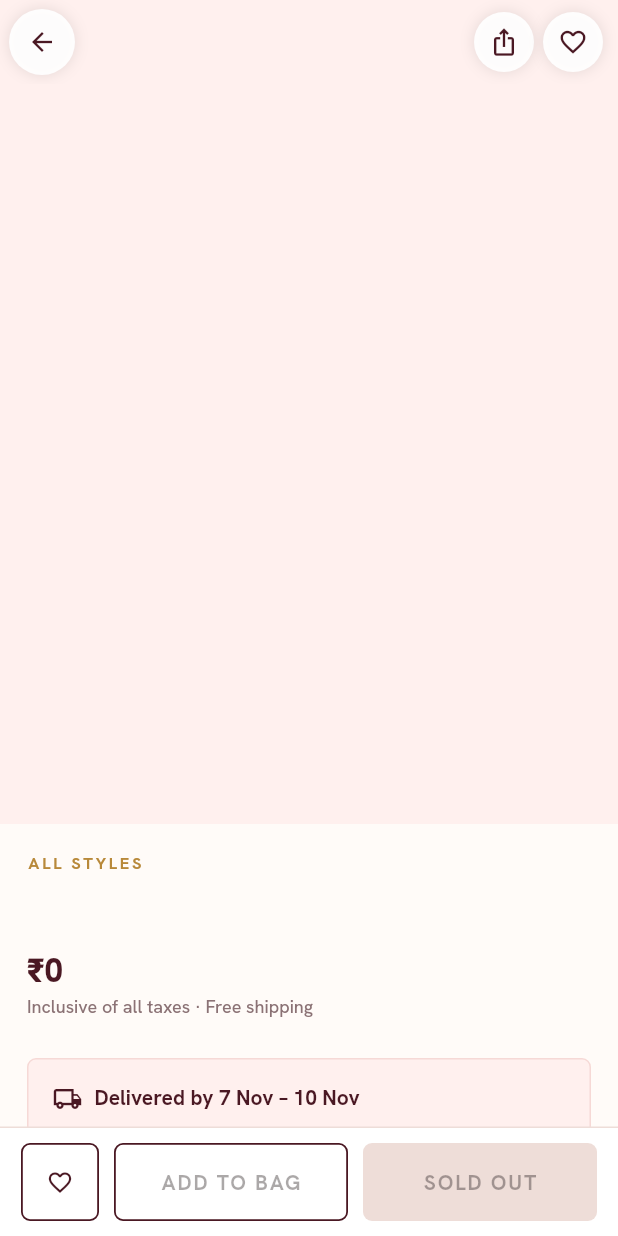
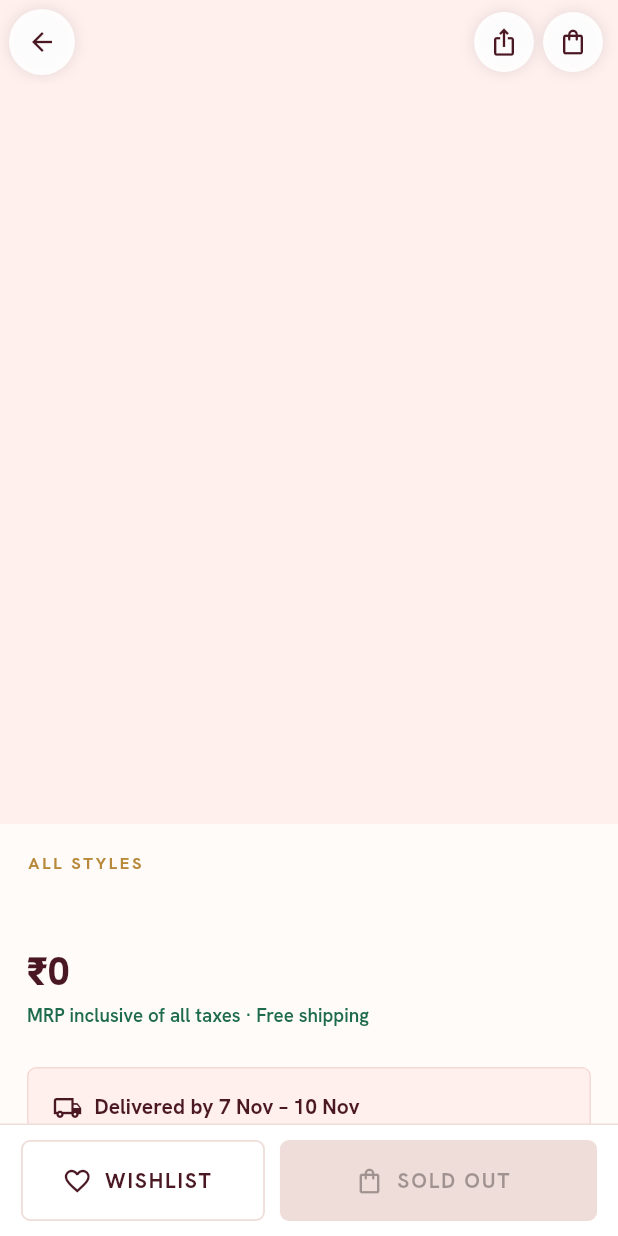
Before and after one commit to peachpiper-svg/peachpiper-apps, a Flutter app: the ProductScreen screen opened directly with empty values, on a phone screen of 412 x 824 dp. Run offline on Flutter 3.47's test engine with Material 3 defaults, Android fonts, the phone set to English and light mode, and no system bars; our stand-ins replace cached_network_image, shared_preferences; missing offline and left inert: razorpay_flutter; accounts and stored records are empty; network calls fail.

Commit message:
Shop app: Libas-style layout – top bar with search/wishlist/bag, stories row, New In tab, bigger product page and sizes
Co-Authored-By: Claude Opus 5.5 <noreply@anthropic.com>
Claude-Session: https://claude.ai/code/session_01U9kZjp9QKc3PufmyRDcg8s

```diff
--- a/peachpiper_shop/lib/screens/product.dart
+++ b/peachpiper_shop/lib/screens/product.dart
@@ -24,7 +24,7 @@ class _ProductScreenState extends State<ProductScreen> {
   Map<String, dynamic>? reviews;
   final pin = TextEditingController();
   String? pinMsg;
-  bool pinOk = true, pinBusy = false;
+  bool pinOk = true, pinBusy = false, added = false;
 
   @override
   void initState() {
@@ -106,7 +106,7 @@ class _ProductScreenState extends State<ProductScreen> {
             ]),
             const SizedBox(height: 10),
             Wrap(spacing: 10, runSpacing: 10, children: [
-              for (final v in widget.p.variants) _sizeBox(v, false, v.available ? () => Navigator.pop(ctx, v) : null),
+              for (final v in _sizes) _sizeBox(v, false, v.available ? () => Navigator.pop(ctx, v) : null),
             ]),
           ]),
         ),
@@ -121,12 +121,13 @@ class _ProductScreenState extends State<ProductScreen> {
     if (await _needSize()) return;
     if (!mounted) return;
     context.read<BagState>().add(widget.p, picked!);
+    setState(() => added = true);
     if (go) {
-      goTab(context, 3);
+      openBag(context);
     } else {
       ScaffoldMessenger.of(context).showSnackBar(SnackBar(
         content: Text('Added to bag${widget.p.hasSizes ? ' – size ${picked!.size}' : ''}'),
-        action: SnackBarAction(label: 'VIEW BAG', onPressed: () => goTab(context, 3)),
+        action: SnackBarAction(label: 'VIEW BAG', onPressed: () => openBag(context)),
       ));
     }
   }
@@ -185,21 +186,39 @@ class _ProductScreenState extends State<ProductScreen> {
     );
   }
 
+  static const _order = ['XXS', 'XS', 'S', 'M', 'L', 'XL', 'XXL', '2XL', '3XL', 'XXXL', '4XL', '5XL', '6XL', 'FREE SIZE', 'FREE'];
+  /// sizes in the usual order (S, M, L, XL …; bangles 2.2, 2.4 …)
+  List<Variant> get _sizes {
+    int rank(Variant v) {
+      final z = v.size.toUpperCase().replaceAll(RegExp(r'\s*/.*'), '').trim();
+      final i = _order.indexOf(z);
+      if (i >= 0) return i * 1000;
+      final n = double.tryParse(z.replaceAll(RegExp(r'[^0-9.]'), ''));
+      return n == null ? 99000 : 20000 + (n * 100).round();
+    }
+
+    final l = widget.p.variants.toList();
+    l.sort((a, b) => rank(a).compareTo(rank(b)));
+    return l;
+  }
+
   Widget _sizeBox(Variant v, bool on, VoidCallback? onTap) => GestureDetector(
         onTap: onTap,
         child: AnimatedContainer(
           duration: const Duration(milliseconds: 150),
-          constraints: const BoxConstraints(minWidth: 54),
-          height: 46,
-          padding: const EdgeInsets.symmetric(horizontal: 12),
+          constraints: const BoxConstraints(minWidth: 58),
+          height: 52,
+          padding: const EdgeInsets.symmetric(horizontal: 14),
           alignment: Alignment.center,
           decoration: BoxDecoration(
-            color: on ? wine : (v.available ? Colors.white : const Color(0xFFF7F2F1)),
-            border: Border.all(color: on ? wine : (v.available ? const Color(0xFFD9C6C1) : line)),
-            borderRadius: BorderRadius.circular(4),
+            color: on ? blush : (v.available ? Colors.white : const Color(0xFFF6F1F0)),
+            border: Border.all(color: on ? wine : (v.available ? const Color(0xFFCDB7B2) : line), width: on ? 2 : 1),
+            borderRadius: BorderRadius.circular(8),
           ),
-          child: Text(v.size,
-              style: sans(14, weight: FontWeight.w700, color: on ? cream : (v.available ? wine : muted)).copyWith(decoration: v.available ? null : TextDecoration.lineThrough)),
+          child: Stack(alignment: Alignment.center, children: [
+            Text(v.size, style: sans(16, weight: on ? FontWeight.w800 : FontWeight.w600, color: v.available ? wine : const Color(0xFFBBA9A6))),
+            if (!v.available) Positioned.fill(child: CustomPaint(painter: _Strike())),
+          ]),
         ),
       );
 
@@ -227,7 +246,7 @@ class _ProductScreenState extends State<ProductScreen> {
         actions: [
           _circle(Icons.ios_share, _share),
           const SizedBox(width: 6),
-          _circle(onWish ? Icons.favorite : Icons.favorite_border, () => wish.toggle(p.id), color: onWish ? coral : wine),
+          _circle(Icons.shopping_bag_outlined, () => openBag(context)),
           const SizedBox(width: 10),
         ],
       ),
@@ -244,6 +263,16 @@ class _ProductScreenState extends State<ProductScreen> {
                 child: Photo(p.images.isEmpty ? '' : p.images[i], width: 1080, alignment: const Alignment(0, -.3)),
               ),
             ),
+            if (p.images.length > 1)
+              Positioned(
+                right: 12,
+                bottom: 34,
+                child: Container(
+                  padding: const EdgeInsets.symmetric(horizontal: 9, vertical: 3),
+                  decoration: BoxDecoration(color: Colors.white.withValues(alpha: .9), borderRadius: BorderRadius.circular(20)),
+                  child: Text('${photo + 1}/${p.images.length}', style: sans(12, weight: FontWeight.w700, color: wine)),
+                ),
+              ),
             if (p.images.length > 1)
               Positioned(
                 bottom: 14,
@@ -268,7 +297,7 @@ class _ProductScreenState extends State<ProductScreen> {
           child: Column(crossAxisAlignment: CrossAxisAlignment.start, children: [
             Text(s.categoryName(p.category).toUpperCase(), style: kicker()),
             const SizedBox(height: 6),
-            Text(p.title, style: serif(28, height: 1.08)),
+            Text(p.title, style: sans(20, weight: FontWeight.w600, color: ink, height: 1.3)),
             if (p.reviews > 0)
               Padding(
                 padding: const EdgeInsets.only(top: 8),
@@ -282,10 +311,10 @@ class _ProductScreenState extends State<ProductScreen> {
                   Text('${p.reviews} review${p.reviews == 1 ? '' : 's'}', style: sans(13, color: muted)),
                 ]),
               ),
-            const SizedBox(height: 12),
-            PriceRow(now, was, size: 22),
-            const SizedBox(height: 2),
-            Text('Inclusive of all taxes · Free shipping', style: sans(12, color: muted)),
+            const SizedBox(height: 14),
+            PriceRow(now, was, size: 26),
+            const SizedBox(height: 4),
+            Text('MRP inclusive of all taxes · Free shipping', style: sans(12.5, color: emerald, weight: FontWeight.w600)),
           ]),
         ),
         _offers(s, now),
@@ -295,7 +324,7 @@ class _ProductScreenState extends State<ProductScreen> {
             padding: const EdgeInsets.fromLTRB(18, 22, 18, 0),
             child: Column(crossAxisAlignment: CrossAxisAlignment.start, children: [
               Row(children: [
-                Text('SELECT SIZE', style: kicker(color: wine)),
+                Text('Select size', style: sans(16, weight: FontWeight.w800, color: ink)),
                 if (picked != null) Text('  ·  ${picked!.size}', style: sans(12, weight: FontWeight.w700, color: coralDark)),
                 const Spacer(),
                 GestureDetector(
@@ -303,13 +332,13 @@ class _ProductScreenState extends State<ProductScreen> {
                   child: Row(children: [
                     const Icon(Icons.straighten, size: 16, color: coralDark),
                     const SizedBox(width: 4),
-                    Text('SIZE CHART', style: kicker(color: coralDark, size: 10.5)),
+                    Text('Size chart', style: sans(14, weight: FontWeight.w700, color: coralDark).copyWith(decoration: TextDecoration.underline, decorationColor: coralDark)),
                   ]),
                 ),
               ]),
-              const SizedBox(height: 12),
-              Wrap(spacing: 10, runSpacing: 10, children: [
-                for (final v in p.variants) _sizeBox(v, picked?.id == v.id, v.available ? () => setState(() => picked = v) : null),
+              const SizedBox(height: 14),
+              Wrap(spacing: 12, runSpacing: 12, children: [
+                for (final v in _sizes) _sizeBox(v, picked?.id == v.id, v.available ? () => setState(() { picked = v; added = false; }) : null),
               ]),
               if (p.variants.where((v) => v.available).length <= 2 && p.available)
                 Padding(padding: const EdgeInsets.only(top: 10), child: Text('Only a few sizes left', style: sans(12.5, weight: FontWeight.w700, color: coralDark))),
@@ -434,23 +463,23 @@ class _ProductScreenState extends State<ProductScreen> {
           child: Padding(
             padding: const EdgeInsets.fromLTRB(14, 10, 14, 10),
             child: Row(children: [
-              SizedBox(
-                width: 52,
-                height: 52,
-                child: OutlinedButton(
-                  style: OutlinedButton.styleFrom(padding: EdgeInsets.zero, minimumSize: const Size(52, 52)),
+              Expanded(
+                flex: 10,
+                child: OutlinedButton.icon(
+                  style: OutlinedButton.styleFrom(minimumSize: const Size(0, 54), side: const BorderSide(color: line, width: 1.2)),
                   onPressed: () => wish.toggle(p.id),
-                  child: Icon(onWish ? Icons.favorite : Icons.favorite_border, color: onWish ? coral : wine),
+                  icon: Icon(onWish ? Icons.favorite : Icons.favorite_border, color: onWish ? coral : wine, size: 20),
+                  label: Text(onWish ? 'WISHLISTED' : 'WISHLIST'),
                 ),
               ),
               const SizedBox(width: 10),
-              Expanded(child: OutlinedButton(onPressed: p.available ? () => _add() : null, child: const Text('ADD TO BAG'))),
-              const SizedBox(width: 10),
               Expanded(
-                child: FilledButton(
-                  style: FilledButton.styleFrom(backgroundColor: coral, foregroundColor: Colors.white),
-                  onPressed: p.available ? () => _add(go: true) : null,
-                  child: Text(p.available ? 'BUY NOW' : 'SOLD OUT'),
+                flex: 13,
+                child: FilledButton.icon(
+                  style: FilledButton.styleFrom(minimumSize: const Size(0, 54), backgroundColor: added ? coral : wine, foregroundColor: Colors.white),
+                  onPressed: !p.available ? null : (added ? () => openBag(context) : () => _add()),
+                  icon: Icon(added ? Icons.arrow_forward : Icons.shopping_bag_outlined, size: 20),
+                  label: Text(!p.available ? 'SOLD OUT' : (added ? 'GO TO BAG' : 'ADD TO BAG')),
                 ),
               ),
             ]),
@@ -634,7 +663,7 @@ class _PairTileState extends State<PairTile> {
     setState(() => added = true);
     ScaffoldMessenger.of(context).showSnackBar(SnackBar(
       content: Text('Added to bag – ${widget.p.title}${ok.length > 1 ? ' (${cur.size})' : ''}'),
-      action: SnackBarAction(label: 'VIEW BAG', onPressed: () => goTab(context, 3)),
+      action: SnackBarAction(label: 'VIEW BAG', onPressed: () => openBag(context)),
     ));
   }
 
@@ -706,3 +735,14 @@ class _Zoom extends StatelessWidget {
     );
   }
 }
+
+/// diagonal line over a sold-out size
+class _Strike extends CustomPainter {
+  @override
+  void paint(Canvas canvas, Size size) {
+    canvas.drawLine(Offset(4, size.height - 4), Offset(size.width - 4, 4), Paint()..color = const Color(0xFFD9C6C1)..strokeWidth = 1.2);
+  }
+
+  @override
+  bool shouldRepaint(covariant CustomPainter oldDelegate) => false;
+}
--- a/peachpiper_shop/lib/screens/wishlist.dart
+++ b/peachpiper_shop/lib/screens/wishlist.dart
@@ -3,17 +3,19 @@ import 'package:provider/provider.dart';
 import '../main.dart';
 import '../state.dart';
 import '../widgets/product_card.dart';
+import '../widgets/top_bar.dart';
 
 /// Wishlist tab: saved pieces; the heart on any photo adds or removes them.
 class WishlistScreen extends StatelessWidget {
-  const WishlistScreen({super.key});
+  final bool tab;
+  const WishlistScreen({super.key, this.tab = false});
   @override
   Widget build(BuildContext context) {
     final s = context.watch<StoreState>();
     final wish = context.watch<WishState>();
     final items = s.products.where((p) => wish.ids.contains(p.id)).toList();
     return Scaffold(
-      appBar: AppBar(title: const Text('Wishlist'), bottom: const PreferredSize(preferredSize: Size.fromHeight(1), child: Divider())),
+      appBar: ppBar(context, title: 'Wishlist', sub: items.isEmpty ? null : '${items.length} saved', wishIcon: false),
       body: items.isEmpty
           ? Center(
               child: Padding(
```
Also changed, not shown: peachpiper_shop/lib/main.dart (+7 -8 lines), peachpiper_shop/lib/screens/categories.dart (+2 -6 lines), peachpiper_shop/lib/screens/category.dart (+4 -10 lines), peachpiper_shop/lib/screens/home.dart (+72 -39 lines), peachpiper_shop/lib/widgets/product_card.dart (+4 -4 lines), peachpiper_shop/lib/widgets/top_bar.dart (added, +57 -0 lines).
